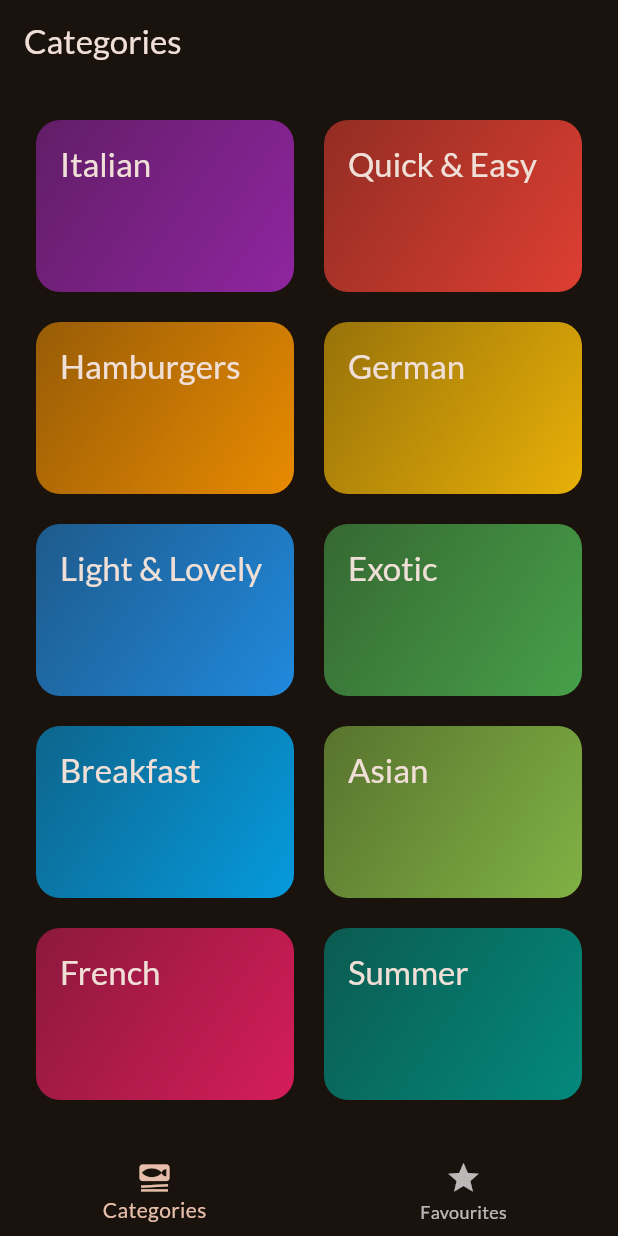
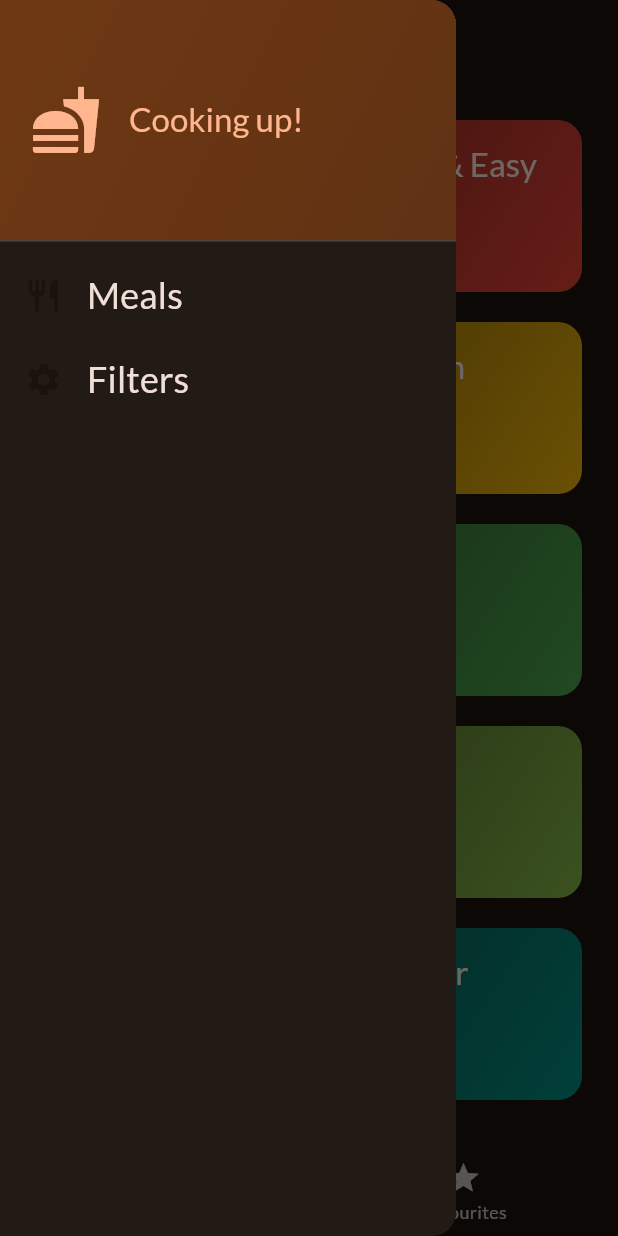
Before and after one commit to Kim3n/meals-app, a Flutter app: the screen it shows after launch, with the side drawer open (before the commit the screen has no drawer), on a phone screen of 412 x 824 dp. Run offline on Flutter 3.47's test engine with Material 2 defaults, Android fonts, the phone set to English and light mode, and no system bars; our stand-ins replace google_fonts, transparent_image.

Commit message:
Drawer and Filters

```diff
--- a/lib/screens/categories.dart
+++ b/lib/screens/categories.dart
@@ -3,20 +3,29 @@ import 'package:flutter/material.dart';
 import 'package:meals/data/dummy_data.dart';
 import 'package:meals/screens/meals.dart';
 import 'package:meals/models/category.dart';
+import 'package:meals/models/meal.dart';
 import 'package:meals/widgets/category_grid_item.dart';
 
 class CategoriesScreen extends StatelessWidget {
-  const CategoriesScreen({super.key});
+  const CategoriesScreen(
+      {super.key,
+      required this.onToggleFavourite,
+      required this.availableMeals});
+
+  final void Function(Meal meal) onToggleFavourite;
+  final List<Meal> availableMeals;
 
   void _selectCategory(BuildContext context, Category category) {
-    final filteredMeals = dummyMeals
+    final filteredMeals = availableMeals
         .where((meal) => meal.categories.contains(category.id))
         .toList();
 
     Navigator.of(context).push(MaterialPageRoute(
         builder: ((ctx) => MealsScreen(
-            title: category.title,
-            meals: filteredMeals)))); //same as: Navigator.push(context, route)
+              title: category.title,
+              meals: filteredMeals,
+              onToggleFavourite: onToggleFavourite,
+            )))); //same as: Navigator.push(context, route)
   }
 
   @override
--- a/lib/screens/tabs.dart
+++ b/lib/screens/tabs.dart
@@ -1,6 +1,17 @@
 import 'package:flutter/material.dart';
+import 'package:meals/data/dummy_data.dart';
 import 'package:meals/screens/categories.dart';
+import 'package:meals/screens/filters.dart';
 import 'package:meals/screens/meals.dart';
+import 'package:meals/models/meal.dart';
+import 'package:meals/widgets/main_drawer.dart';
+
+const kInitialFilters = {
+  Filter.glutenFree: false,
+  Filter.lactoseFree: false,
+  Filter.Vegan: false,
+  Filter.Vegitarian: false,
+};
 
 class TabsScreen extends StatefulWidget {
   const TabsScreen({super.key});
@@ -13,6 +24,32 @@ class TabsScreen extends StatefulWidget {
 
 class _TabsScreenState extends State<TabsScreen> {
   int _selectedPageIndex = 0;
+  final List<Meal> _favouriteMeals = [];
+  Map<Filter, bool> _selectedFilters = kInitialFilters;
+
+  void _showInfoMessage(String message) {
+    ScaffoldMessenger.of(context).clearSnackBars();
+    ScaffoldMessenger.of(context).showSnackBar(
+      SnackBar(
+        content: Text(message),
+      ),
+    );
+  }
+
+  void _toggleMealFavouriteStatus(Meal meal) {
+    final isExisting = _favouriteMeals.contains(meal);
+    if (isExisting) {
+      setState(() {
+        _favouriteMeals.remove(meal);
+      });
+      _showInfoMessage("Meal removed from favourites.");
+    } else {
+      setState(() {
+        _favouriteMeals.add(meal);
+      });
+      _showInfoMessage("Meal added to favourites!");
+    }
+  }
 
   void _selectedPage(int index) {
     setState(() {
@@ -20,20 +57,63 @@ class _TabsScreenState extends State<TabsScreen> {
     });
   }
 
+  void _setScreen(String identifier) async {
+    Navigator.of(context).pop();
+    if (identifier == "filters") {
+      final result = await Navigator.of(context).push<Map<Filter, bool>>(
+        MaterialPageRoute(
+          builder: (ctx) => FiltersScreen(
+            currentFilters: _selectedFilters,
+          ),
+        ),
+      );
+
+      setState(() {
+        _selectedFilters = result ?? kInitialFilters;
+      });
+    }
+  }
+
   @override
   Widget build(BuildContext context) {
-    Widget activePage = const CategoriesScreen();
+    final availableMeals = dummyMeals.where((meal) {
+      if (_selectedFilters[Filter.glutenFree]! && !meal.isGlutenFree) {
+        return false;
+      }
+      if (_selectedFilters[Filter.lactoseFree]! && !meal.isLactoseFree) {
+        return false;
+      }
+      if (_selectedFilters[Filter.Vegan]! && !meal.isVegan) {
+        return false;
+      }
+      if (_selectedFilters[Filter.Vegitarian]! && !meal.isVegetarian) {
+        return false;
+      }
+
+      return true;
+    }).toList();
+
+    Widget activePage = CategoriesScreen(
+      onToggleFavourite: _toggleMealFavouriteStatus,
+      availableMeals: availableMeals,
+    );
 
     var activePageTitle = "Categories";
 
     if (_selectedPageIndex == 1) {
-      activePage = MealsScreen(title: "Favourites", meals: []);
+      activePage = MealsScreen(
+        meals: _favouriteMeals,
+        onToggleFavourite: _toggleMealFavouriteStatus,
+      );
       activePageTitle = "Your Favourites";
     }
 
     return Scaffold(
       appBar: AppBar(
         title: Text(activePageTitle),
+      ),
+      drawer: MainDrawer(
+        onSelectScreen: _setScreen,
       ),
       body: activePage,
       bottomNavigationBar: BottomNavigationBar(
--- /dev/null
+++ b/lib/widgets/main_drawer.dart
@@ -0,0 +1,76 @@
+import 'package:flutter/material.dart';
+
+class MainDrawer extends StatelessWidget {
+  const MainDrawer({super.key, required this.onSelectScreen});
+
+  final void Function(String identifier) onSelectScreen;
+
+  @override
+  Widget build(BuildContext context) {
+    return Drawer(
+      child: Column(
+        children: [
+          DrawerHeader(
+            padding: const EdgeInsets.all(20),
+            decoration: BoxDecoration(
+                gradient: LinearGradient(colors: [
+              Theme.of(context).colorScheme.primaryContainer,
+              Theme.of(context).colorScheme.primaryContainer.withOpacity(0.8)
+            ], begin: Alignment.topLeft, end: Alignment.bottomRight)),
+            child: Row(
+              children: [
+                Icon(
+                  Icons.fastfood,
+                  size: 48,
+                  color: Theme.of(context).colorScheme.primary,
+                ),
+                const SizedBox(
+                  width: 18,
+                ),
+                Text(
+                  "Cooking up!",
+                  style: Theme.of(context)
+                      .textTheme
+                      .titleLarge!
+                      .copyWith(color: Theme.of(context).colorScheme.primary),
+                )
+              ],
+            ),
+          ),
+          ListTile(
+            leading: Icon(
+              Icons.restaurant,
+              size: 26,
+              color: Theme.of(context).colorScheme.background,
+            ),
+            title: Text(
+              "Meals",
+              style: Theme.of(context).textTheme.titleSmall!.copyWith(
+                  color: Theme.of(context).colorScheme.onBackground,
+                  fontSize: 24),
+            ),
+            onTap: () {
+              onSelectScreen("meals");
+            },
+          ),
+          ListTile(
+            leading: Icon(
+              Icons.settings,
+              size: 26,
+              color: Theme.of(context).colorScheme.background,
+            ),
+            title: Text(
+              "Filters",
+              style: Theme.of(context).textTheme.titleSmall!.copyWith(
+                  color: Theme.of(context).colorScheme.onBackground,
+                  fontSize: 24),
+            ),
+            onTap: () {
+              onSelectScreen("filters");
+            },
+          ),
+        ],
+      ),
+    );
+  }
+}
--- a/pubspec.yaml
+++ b/pubspec.yaml
@@ -37,6 +37,7 @@ dependencies:
   cupertino_icons: ^1.0.2
   google_fonts: ^4.0.3
   transparent_image: ^2.0.1
+  flutter_riverpod: ^2.4.4
 
 dev_dependencies:
   flutter_test:
```
Also changed, not shown: lib/screens/filters.dart (added, +159 -0 lines), lib/screens/meal_details.dart (+10 -1 lines), lib/screens/meals.dart (+17 -10 lines), pubspec.lock.
